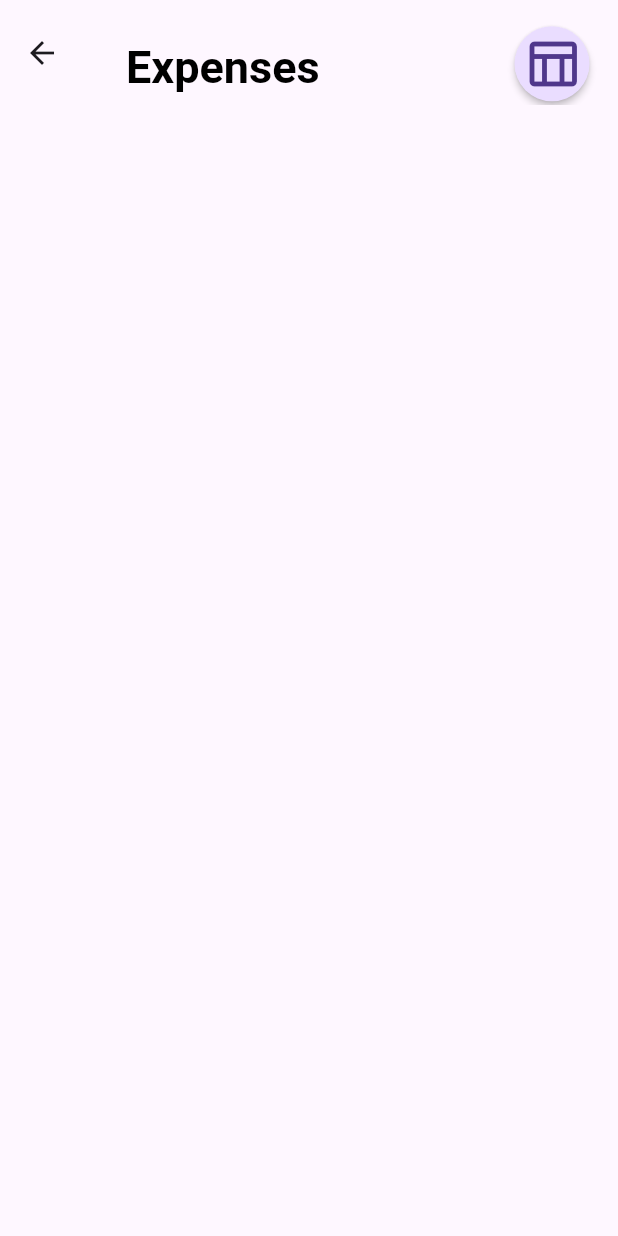
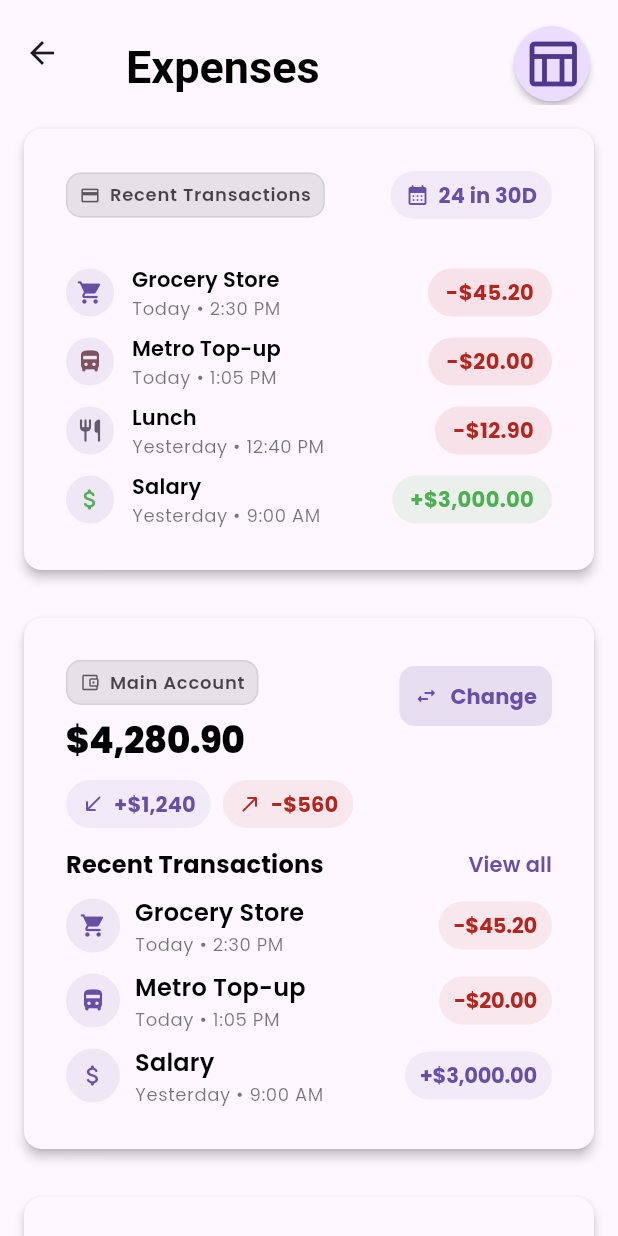
Before and after one commit to abey-joseph/track, a Flutter app: the ExpensePage screen opened directly, on a phone screen of 412 x 824 dp. Run offline on Flutter 3.47's test engine with Material 3 defaults, Android fonts, the light colour scheme and no system bars; our stand-ins replace bloc, firebase_auth, firebase_core, flutter_bloc, freezed_annotation, get_it and 7 more; accounts and stored records are empty; generated files the repository leaves out were written again.

Commit message:
expense tiles added

```diff
--- a/lib/features/expense/presentation/pages/expense_page.dart
+++ b/lib/features/expense/presentation/pages/expense_page.dart
@@ -1,5 +1,10 @@
 import 'package:flutter/material.dart';
 import 'package:track/core/use_cases/widgets/titile_action_button.dart';
+import 'package:track/features/expense/presentation/widgets/skeletons/tile_skeleton.dart';
+import 'package:track/features/expense/presentation/widgets/tiles/account_balence_tile.dart';
+import 'package:track/features/expense/presentation/widgets/tiles/account_details_tile.dart';
+import 'package:track/features/expense/presentation/widgets/tiles/recent_trx_tile.dart';
+import 'package:track/features/expense/presentation/widgets/tiles/today_txn_tile.dart';
 
 class ExpensePage extends StatelessWidget {
   const ExpensePage({super.key});
@@ -23,6 +28,30 @@ class ExpensePage extends StatelessWidget {
                   icon: Icons.table_chart_outlined, onTap: () {}),
             )
           ],
+        ),
+
+        // Recent transaction tile
+        SliverToBoxAdapter(
+          child: TileSkeleton(child: RecentTransactionTile()),
+        ),
+
+        // account balence tile
+        SliverToBoxAdapter(
+          child: TileSkeleton(child: AccountDetailsTile()),
+        ),
+        // budget tile (implement later)
+        SliverToBoxAdapter(
+          child: TileSkeleton(child: AccountBalancesTileContent()),
+        ),
+
+        SliverToBoxAdapter(
+          child: TileSkeleton(child: TodayTxnTile()),
+        ),
+
+        SliverToBoxAdapter(
+          child: SizedBox(
+            height: 75,
+          ),
         )
       ],
     ));
--- /dev/null
+++ b/lib/features/expense/presentation/widgets/skeletons/badge_skeleton.dart
@@ -0,0 +1,35 @@
+import 'package:flutter/material.dart';
+
+class TitleBadgeSkeleton extends StatelessWidget {
+  final String label;
+  const TitleBadgeSkeleton({super.key, required this.label});
+
+  @override
+  Widget build(BuildContext context) {
+    final cs = Theme.of(context).colorScheme;
+    final text = Theme.of(context).textTheme;
+    return Container(
+      padding: const EdgeInsets.symmetric(horizontal: 8, vertical: 6),
+      decoration: BoxDecoration(
+        color: cs.surfaceContainerHighest,
+        borderRadius: BorderRadius.circular(10),
+        border: Border.all(color: cs.outlineVariant.withOpacity(0.6)),
+      ),
+      child: Row(
+        mainAxisSize: MainAxisSize.min,
+        children: [
+          Icon(Icons.credit_card_rounded,
+              size: 14, color: cs.onSurface.withOpacity(0.7)),
+          const SizedBox(width: 6),
+          Text(
+            label,
+            style: text.labelMedium?.copyWith(
+              color: cs.onSurface.withOpacity(0.8),
+              fontWeight: FontWeight.w600,
+            ),
+          ),
+        ],
+      ),
+    );
+  }
+}
--- /dev/null
+++ b/lib/features/expense/presentation/widgets/skeletons/chip_skeleton.dart
@@ -0,0 +1,30 @@
+import 'package:flutter/material.dart';
+
+class AmountChipSkeleton extends StatelessWidget {
+  final String amount;
+  final bool negative;
+
+  const AmountChipSkeleton(
+      {super.key, required this.amount, required this.negative});
+
+  @override
+  Widget build(BuildContext context) {
+    final cs = Theme.of(context).colorScheme;
+    final fg = negative ? cs.error : Colors.green;
+    return Container(
+      padding: const EdgeInsets.symmetric(horizontal: 12, vertical: 6),
+      decoration: BoxDecoration(
+        color: fg.withOpacity(0.10),
+        borderRadius: BorderRadius.circular(16),
+      ),
+      child: Text(
+        amount,
+        style: Theme.of(context).textTheme.bodyMedium?.copyWith(
+          fontWeight: FontWeight.w700,
+          color: fg,
+          fontFeatures: const [FontFeature.tabularFigures()],
+        ),
+      ),
+    );
+  }
+}
--- /dev/null
+++ b/lib/features/expense/presentation/widgets/skeletons/tile_skeleton.dart
@@ -0,0 +1,26 @@
+import 'package:flutter/material.dart';
+
+class TileSkeleton extends StatelessWidget {
+  final Widget child;
+  const TileSkeleton({super.key, required this.child});
+
+  @override
+  Widget build(BuildContext context) {
+    return Padding(
+      padding: const EdgeInsets.all(16.0),
+      child: Material(
+        color: Theme.of(context).colorScheme.surface,
+        elevation: 3,
+        borderRadius: BorderRadius.circular(12),
+        child: InkWell(
+          borderRadius: BorderRadius.circular(12),
+          onTap: () {},
+          child: Padding(
+            padding: const EdgeInsets.all(16.0),
+            child: child,
+          ),
+        ),
+      ),
+    );
+  }
+}
--- /dev/null
+++ b/lib/features/expense/presentation/widgets/skeletons/trx_row_skeleton.dart
@@ -0,0 +1,47 @@
+import 'package:flutter/material.dart';
+
+class TrxRowSkeleton extends StatelessWidget {
+  final IconData icon;
+  final Color accent;
+  final String title;
+  final String sub;
+  final Widget trailing;
+  const TrxRowSkeleton(
+      {super.key,
+      required this.icon,
+      required this.accent,
+      required this.title,
+      required this.sub,
+      required this.trailing});
+
+  @override
+  Widget build(BuildContext context) {
+    final cs = Theme.of(context).colorScheme;
+    final text = Theme.of(context).textTheme;
+    return Row(
+      children: [
+        CircleAvatar(
+          radius: 16,
+          backgroundColor: cs.primary.withOpacity(0.10),
+          child: Icon(icon, size: 18, color: accent),
+        ),
+        const SizedBox(width: 12),
+        Expanded(
+          child: Column(
+            crossAxisAlignment: CrossAxisAlignment.start,
+            children: [
+              Text(title,
+                  style:
+                      text.titleSmall?.copyWith(fontWeight: FontWeight.w600)),
+              const SizedBox(height: 2),
+              Text(sub,
+                  style: text.bodySmall
+                      ?.copyWith(color: cs.onSurface.withOpacity(0.6))),
+            ],
+          ),
+        ),
+        trailing,
+      ],
+    );
+  }
+}
--- /dev/null
+++ b/lib/features/expense/presentation/widgets/tiles/account_balence_tile.dart
@@ -0,0 +1,59 @@
+import 'package:flutter/material.dart';
+import 'package:track/features/expense/presentation/widgets/skeletons/badge_skeleton.dart';
+
+class AccountBalancesTileContent extends StatelessWidget {
+  const AccountBalancesTileContent({super.key});
+
+  @override
+  Widget build(BuildContext context) {
+    final text = Theme.of(context).textTheme;
+    final cs = Theme.of(context).colorScheme;
+
+    Widget row({
+      required String name,
+      required String balance,
+      required Color accent,
+    }) {
+      return Row(
+        children: [
+          CircleAvatar(
+              radius: 16,
+              backgroundColor: accent.withOpacity(0.12),
+              child:
+                  Icon(Icons.account_balance_wallet, size: 18, color: accent)),
+          const SizedBox(width: 12),
+          Expanded(
+              child: Text(name,
+                  style:
+                      text.titleSmall?.copyWith(fontWeight: FontWeight.w600))),
+          Text(
+            balance,
+            style: text.titleSmall?.copyWith(
+              fontFeatures: const [FontFeature.tabularFigures()],
+              fontWeight: FontWeight.w700,
+            ),
+          ),
+        ],
+      );
+    }
+
+    return Padding(
+      padding: const EdgeInsets.all(12),
+      child: Column(
+        crossAxisAlignment: CrossAxisAlignment.start,
+        children: [
+          TitleBadgeSkeleton(label: 'Account Balance'),
+          const SizedBox(height: 10),
+          // Text('Account Balance',
+          //     style: text.headlineSmall?.copyWith(fontWeight: FontWeight.w800)),
+          const SizedBox(height: 12),
+          row(name: 'Savings', balance: '\$4,280.90', accent: cs.primary),
+          const SizedBox(height: 8),
+          row(name: 'Everyday', balance: '\$1,120.40', accent: cs.secondary),
+          const SizedBox(height: 8),
+          row(name: 'Travel', balance: '\$560.25', accent: cs.tertiary),
+        ],
+      ),
+    );
+  }
+}
--- /dev/null
+++ b/lib/features/expense/presentation/widgets/tiles/account_details_tile.dart
@@ -0,0 +1,261 @@
+import 'package:flutter/material.dart';
+
+class AccountDetailsTile extends StatelessWidget {
+  final VoidCallback? onChangeAccount;
+  const AccountDetailsTile({super.key, this.onChangeAccount});
+
+  @override
+  Widget build(BuildContext context) {
+    final cs = Theme.of(context).colorScheme;
+    final text = Theme.of(context).textTheme;
+
+    // Helper: transaction row with icon, title+time, and amount chip
+    Widget txnRow({
+      required IconData icon,
+      required String title,
+      required String time,
+      required String amount,
+      bool isNegative = true,
+    }) {
+      final chipBg = (isNegative ? cs.error : cs.primary).withOpacity(0.08);
+      final chipFg = isNegative ? cs.error : cs.primary;
+
+      return Row(
+        crossAxisAlignment: CrossAxisAlignment.center,
+        children: [
+          CircleAvatar(
+            radius: 18,
+            backgroundColor: cs.primary.withOpacity(0.10),
+            child: Icon(icon, size: 18, color: cs.primary),
+          ),
+          const SizedBox(width: 10),
+          Expanded(
+            child: Column(
+              crossAxisAlignment: CrossAxisAlignment.start,
+              children: [
+                Text(
+                  title,
+                  style:
+                      text.titleMedium?.copyWith(fontWeight: FontWeight.w600),
+                  overflow: TextOverflow.ellipsis,
+                ),
+                const SizedBox(height: 2),
+                Text(
+                  time,
+                  style: text.bodySmall?.copyWith(
+                    color: cs.onSurface.withOpacity(0.6),
+                  ),
+                ),
+              ],
+            ),
+          ),
+          const SizedBox(width: 12),
+          Container(
+            padding: const EdgeInsets.symmetric(horizontal: 10, vertical: 6),
+            decoration: BoxDecoration(
+              color: chipBg,
+              borderRadius: BorderRadius.circular(20),
+            ),
+            child: Text(
+              amount,
+              style: text.labelLarge?.copyWith(
+                fontWeight: FontWeight.w700,
+                color: chipFg,
+                fontFeatures: const [FontFeature.tabularFigures()],
+                letterSpacing: -0.2,
+              ),
+            ),
+          ),
+        ],
+      );
+    }
+
+    return Padding(
+      padding: const EdgeInsets.all(12),
+      child: Column(
+        crossAxisAlignment: CrossAxisAlignment.start,
+        children: [
+          // Header: account badge + balance + trend
+          Row(
+            crossAxisAlignment: CrossAxisAlignment.start,
+            children: [
+              Expanded(
+                child: Column(
+                  crossAxisAlignment: CrossAxisAlignment.start,
+                  children: [
+                    // Account badge
+                    Container(
+                      padding: const EdgeInsets.symmetric(
+                          horizontal: 8, vertical: 6),
+                      decoration: BoxDecoration(
+                        color: cs.surfaceContainerHighest,
+                        borderRadius: BorderRadius.circular(10),
+                        border: Border.all(
+                            color: cs.outlineVariant.withOpacity(0.6)),
+                      ),
+                      child: Row(
+                        mainAxisSize: MainAxisSize.min,
+                        children: [
+                          Icon(Icons.account_balance_wallet_outlined,
+                              size: 14, color: cs.onSurface.withOpacity(0.7)),
+                          const SizedBox(width: 6),
+                          Text(
+                            'Main Account',
+                            style: text.labelMedium?.copyWith(
+                              color: cs.onSurface.withOpacity(0.8),
+                              fontWeight: FontWeight.w600,
+                            ),
+                          ),
+                        ],
+                      ),
+                    ),
+                    const SizedBox(height: 8),
+                    // Big balance
+                    Text(
+                      '\$4,280.90',
+                      style: text.headlineSmall?.copyWith(
+                        fontWeight: FontWeight.w800,
+                        fontFeatures: const [FontFeature.tabularFigures()],
+                        letterSpacing: -0.4,
+                      ),
+                    ),
+                  ],
+                ),
+              ),
+              // Trend
+              ElevatedButton.icon(
+                onPressed: () {
+                  debugPrint("Change account tapped");
+                },
+                icon: Icon(
+                  Icons.swap_horiz_rounded,
+                  size: 16,
+                  color: cs.primary,
+                ),
+                label: Text(
+                  'Change',
+                  style: text.labelLarge?.copyWith(
+                    color: cs.primary,
+                    fontWeight: FontWeight.w700,
+                  ),
+                ),
+                style: ElevatedButton.styleFrom(
+                  padding:
+                      const EdgeInsets.symmetric(horizontal: 10, vertical: 6),
+                  backgroundColor: cs.primary.withOpacity(0.15),
+                  shape: RoundedRectangleBorder(
+                    borderRadius: BorderRadius.circular(10),
+                  ),
+                  elevation: 0,
+                  foregroundColor: cs.primary,
+                ),
+              ),
+            ],
+          ),
+
+          const SizedBox(height: 10),
+
+          // Income / Expense pills
+          Row(
+            children: [
+              Container(
+                padding:
+                    const EdgeInsets.symmetric(horizontal: 10, vertical: 6),
+                decoration: BoxDecoration(
+                  color: cs.primary.withOpacity(0.08),
+                  borderRadius: BorderRadius.circular(20),
+                ),
+                child: Row(
+                  mainAxisSize: MainAxisSize.min,
+                  children: [
+                    Icon(Icons.south_west_rounded, size: 16, color: cs.primary),
+                    const SizedBox(width: 6),
+                    Text(
+                      '+\$1,240',
+                      style: text.labelLarge?.copyWith(
+                        color: cs.primary,
+                        fontWeight: FontWeight.w700,
+                        fontFeatures: const [FontFeature.tabularFigures()],
+                      ),
+                    ),
+                  ],
+                ),
+              ),
+              const SizedBox(width: 8),
+              Container(
+                padding:
+                    const EdgeInsets.symmetric(horizontal: 10, vertical: 6),
+                decoration: BoxDecoration(
+                  color: cs.error.withOpacity(0.08),
+                  borderRadius: BorderRadius.circular(20),
+                ),
+                child: Row(
+                  mainAxisSize: MainAxisSize.min,
+                  children: [
+                    Icon(Icons.north_east_rounded, size: 16, color: cs.error),
+                    const SizedBox(width: 6),
+                    Text(
+                      '-\$560',
+                      style: text.labelLarge?.copyWith(
+                        color: cs.error,
+                        fontWeight: FontWeight.w700,
+                        fontFeatures: const [FontFeature.tabularFigures()],
+                      ),
+                    ),
+                  ],
+                ),
+              ),
+            ],
+          ),
+
+          const SizedBox(height: 12),
+
+          // Section title
+          Row(
+            children: [
+              Expanded(
+                child: Text(
+                  'Recent Transactions',
+                  style:
+                      text.titleMedium?.copyWith(fontWeight: FontWeight.w700),
+                ),
+              ),
+              Text(
+                'View all',
+                style: text.labelLarge
+                    ?.copyWith(color: cs.primary, fontWeight: FontWeight.w600),
+              ),
+            ],
+          ),
+
+          const SizedBox(height: 8),
+
+          // Recent list
+          txnRow(
+            icon: Icons.local_grocery_store_rounded,
+            title: 'Grocery Store',
+            time: 'Today • 2:30 PM',
+            amount: '-\$45.20',
+            isNegative: true,
+          ),
+          const SizedBox(height: 8),
+          txnRow(
+            icon: Icons.directions_bus_filled_rounded,
+            title: 'Metro Top-up',
+            time: 'Today • 1:05 PM',
+            amount: '-\$20.00',
+            isNegative: true,
+          ),
+          const SizedBox(height: 8),
+          txnRow(
+            icon: Icons.attach_money_rounded,
+            title: 'Salary',
+            time: 'Yesterday • 9:00 AM',
+            amount: '+\$3,000.00',
+            isNegative: false,
+          ),
+        ],
+      ),
+    );
+  }
+}
--- /dev/null
+++ b/lib/features/expense/presentation/widgets/tiles/recent_trx_tile.dart
@@ -0,0 +1,87 @@
+import 'package:flutter/material.dart';
+import 'package:track/features/expense/presentation/widgets/skeletons/badge_skeleton.dart';
+import 'package:track/features/expense/presentation/widgets/skeletons/chip_skeleton.dart';
+import 'package:track/features/expense/presentation/widgets/skeletons/trx_row_skeleton.dart';
+
+class RecentTransactionTile extends StatelessWidget {
+  const RecentTransactionTile({super.key});
+
+  @override
+  Widget build(BuildContext context) {
+    final text = Theme.of(context).textTheme;
+    final cs = Theme.of(context).colorScheme;
+
+    return Padding(
+      padding: const EdgeInsets.all(12),
+      child: Column(
+        crossAxisAlignment: CrossAxisAlignment.start,
+        children: [
+          Row(
+            mainAxisAlignment: MainAxisAlignment.spaceBetween,
+            children: [
+              TitleBadgeSkeleton(label: 'Recent Transactions'),
+              //const SizedBox(height: 10),
+
+              // 30-day indicator chip
+              Container(
+                padding:
+                    const EdgeInsets.symmetric(horizontal: 10, vertical: 6),
+                decoration: BoxDecoration(
+                  color: cs.primary.withValues(alpha: 0.08),
+                  borderRadius: BorderRadius.circular(20),
+                ),
+                child: Row(
+                  mainAxisSize: MainAxisSize.min,
+                  children: [
+                    Icon(Icons.calendar_month_rounded,
+                        size: 16, color: cs.primary),
+                    const SizedBox(width: 6),
+                    Text('24 in 30D',
+                        style: text.labelLarge?.copyWith(
+                            color: cs.primary, fontWeight: FontWeight.w700)),
+                  ],
+                ),
+              ),
+            ],
+          ),
+
+          const SizedBox(height: 30),
+
+          // Last 4 transactions (sample data)
+          TrxRowSkeleton(
+            icon: Icons.local_grocery_store_rounded,
+            accent: cs.primary,
+            title: 'Grocery Store',
+            sub: 'Today • 2:30 PM',
+            trailing: AmountChipSkeleton(amount: '-\$45.20', negative: true),
+          ),
+          const SizedBox(height: 8),
+          TrxRowSkeleton(
+            icon: Icons.directions_bus_filled_rounded,
+            accent: cs.tertiary,
+            title: 'Metro Top-up',
+            sub: 'Today • 1:05 PM',
+            trailing: AmountChipSkeleton(amount: '-\$20.00', negative: true),
+          ),
+          const SizedBox(height: 8),
+          TrxRowSkeleton(
+            icon: Icons.restaurant_rounded,
+            accent: cs.secondary,
+            title: 'Lunch',
+            sub: 'Yesterday • 12:40 PM',
+            trailing: AmountChipSkeleton(amount: '-\$12.90', negative: true),
+          ),
+          const SizedBox(height: 8),
+          TrxRowSkeleton(
+            icon: Icons.attach_money_rounded,
+            accent: Colors.green,
+            title: 'Salary',
+            sub: 'Yesterday • 9:00 AM',
+            trailing:
+                AmountChipSkeleton(amount: '+\$3,000.00', negative: false),
+          ),
+        ],
+      ),
+    );
+  }
+}
--- /dev/null
+++ b/lib/features/expense/presentation/widgets/tiles/today_txn_tile.dart
@@ -0,0 +1,87 @@
+import 'package:flutter/material.dart';
+import 'package:track/features/expense/presentation/widgets/skeletons/badge_skeleton.dart';
+import 'package:track/features/expense/presentation/widgets/skeletons/chip_skeleton.dart';
+import 'package:track/features/expense/presentation/widgets/skeletons/trx_row_skeleton.dart';
+
+class TodayTxnTile extends StatelessWidget {
+  const TodayTxnTile({super.key});
+
+  @override
+  Widget build(BuildContext context) {
+    final text = Theme.of(context).textTheme;
+    final cs = Theme.of(context).colorScheme;
+
+    return Padding(
+      padding: const EdgeInsets.all(12),
+      child: Column(
+        crossAxisAlignment: CrossAxisAlignment.start,
+        children: [
+          Row(
+            mainAxisAlignment: MainAxisAlignment.spaceBetween,
+            children: [
+              TitleBadgeSkeleton(label: 'Today Transactions'),
+              //const SizedBox(height: 10),
+
+              // 30-day indicator chip
+              Container(
+                padding:
+                    const EdgeInsets.symmetric(horizontal: 10, vertical: 6),
+                decoration: BoxDecoration(
+                  color: cs.primary.withOpacity(0.08),
+                  borderRadius: BorderRadius.circular(20),
+                ),
+                child: Row(
+                  mainAxisSize: MainAxisSize.min,
+                  children: [
+                    Icon(Icons.calendar_month_rounded,
+                        size: 16, color: cs.primary),
+                    const SizedBox(width: 6),
+                    Text('24 Today',
+                        style: text.labelLarge?.copyWith(
+                            color: cs.primary, fontWeight: FontWeight.w700)),
+                  ],
+                ),
+              ),
+            ],
+          ),
+
+          const SizedBox(height: 30),
+
+          // Last 4 transactions (sample data)
+          TrxRowSkeleton(
+            icon: Icons.local_grocery_store_rounded,
+            accent: cs.primary,
+            title: 'Grocery Store',
+            sub: 'Today • 2:30 PM',
+            trailing: AmountChipSkeleton(amount: '-\$45.20', negative: true),
+          ),
+          const SizedBox(height: 8),
+          TrxRowSkeleton(
+            icon: Icons.directions_bus_filled_rounded,
+            accent: cs.tertiary,
+            title: 'Metro Top-up',
+            sub: 'Today • 1:05 PM',
+            trailing: AmountChipSkeleton(amount: '-\$20.00', negative: true),
+          ),
+          const SizedBox(height: 8),
+          TrxRowSkeleton(
+            icon: Icons.restaurant_rounded,
+            accent: cs.secondary,
+            title: 'Lunch',
+            sub: 'Yesterday • 12:40 PM',
+            trailing: AmountChipSkeleton(amount: '-\$12.90', negative: true),
+          ),
+          const SizedBox(height: 8),
+          TrxRowSkeleton(
+            icon: Icons.attach_money_rounded,
+            accent: Colors.green,
+            title: 'Salary',
+            sub: 'Yesterday • 9:00 AM',
+            trailing:
+                AmountChipSkeleton(amount: '+\$3,000.00', negative: false),
+          ),
+        ],
+      ),
+    );
+  }
+}
```
Also changed, not shown: 2 other files.
